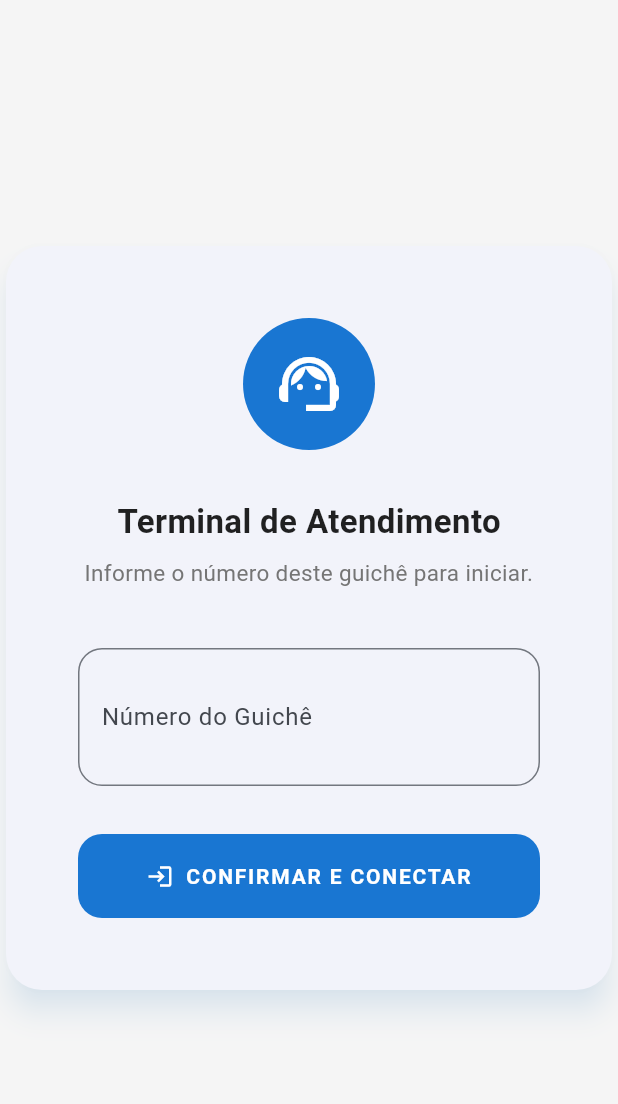
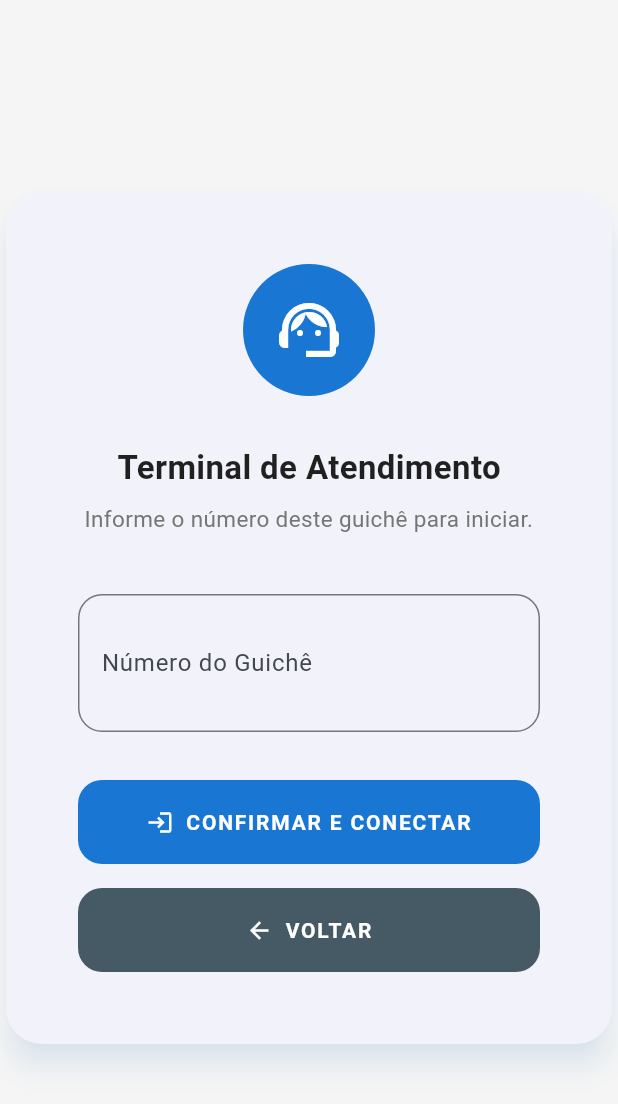
Before and after one commit to CarlosYanBezerraVieira/sase-system, a Flutter app: the TaConfigView screen opened by its route, on a phone screen of 412 x 824 dp. Shown: the top 1104 px of the screen. Run offline on Flutter 3.47's test engine with Material 3 defaults, Android fonts, the light colour scheme and no system bars; our stand-ins replace audioplayers, get.

Commit message:
refactor(client): centraliza widgets do ta

```diff
--- /dev/null
+++ b/sase_client/lib/core/ui/widgets/sase_form_action_button.dart
@@ -0,0 +1,42 @@
+import 'package:flutter/material.dart';
+
+/// Botão padronizado para ações principais de formulários do SASE.
+class SaseFormActionButton extends StatelessWidget {
+  final String label;
+  final IconData icon;
+  final Color backgroundColor;
+  final VoidCallback onPressed;
+
+  const SaseFormActionButton({
+    super.key,
+    required this.label,
+    required this.icon,
+    required this.backgroundColor,
+    required this.onPressed,
+  });
+
+  @override
+  Widget build(BuildContext context) {
+    return SizedBox(
+      width: double.infinity,
+      child: FilledButton.icon(
+        onPressed: onPressed,
+        icon: Icon(icon),
+        label: Text(
+          label,
+          style: const TextStyle(
+            fontWeight: FontWeight.bold,
+            letterSpacing: 1.2,
+          ),
+        ),
+        style: FilledButton.styleFrom(
+          backgroundColor: backgroundColor,
+          padding: const EdgeInsets.symmetric(vertical: 18),
+          shape: RoundedRectangleBorder(
+            borderRadius: BorderRadius.circular(16),
+          ),
+        ),
+      ),
+    );
+  }
+}
--- /dev/null
+++ b/sase_client/lib/core/ui/widgets/sase_form_text_field.dart
@@ -0,0 +1,51 @@
+import 'package:flutter/material.dart';
+
+/// Campo de formulário padronizado para entradas simples do SASE.
+class SaseFormTextField extends StatelessWidget {
+  final TextEditingController controller;
+  final String labelText;
+  final String hintText;
+  final String? Function(String?) validator;
+  final TextInputType keyboardType;
+  final TextAlign textAlign;
+  final Color accentColor;
+
+  const SaseFormTextField({
+    super.key,
+    required this.controller,
+    required this.labelText,
+    required this.hintText,
+    required this.validator,
+    required this.keyboardType,
+    required this.textAlign,
+    required this.accentColor,
+  });
+
+  @override
+  Widget build(BuildContext context) {
+    return TextFormField(
+      controller: controller,
+      keyboardType: keyboardType,
+      textAlign: textAlign,
+      style: const TextStyle(
+        fontSize: 40,
+        fontWeight: FontWeight.bold,
+      ),
+      decoration: InputDecoration(
+        labelText: labelText,
+        hintText: hintText,
+        border: OutlineInputBorder(
+          borderRadius: BorderRadius.circular(16),
+        ),
+        focusedBorder: OutlineInputBorder(
+          borderRadius: BorderRadius.circular(16),
+          borderSide: BorderSide(
+            color: accentColor,
+            width: 2,
+          ),
+        ),
+      ),
+      validator: validator,
+    );
+  }
+}
--- a/sase_client/lib/modules/ta/ta_config_view.dart
+++ b/sase_client/lib/modules/ta/ta_config_view.dart
@@ -1,6 +1,8 @@
 import 'package:flutter/material.dart';
 import 'package:get/get.dart';
 import 'package:sase_client/core/constants/app_constants.dart';
+import 'package:sase_client/core/ui/widgets/sase_form_action_button.dart';
+import 'package:sase_client/core/ui/widgets/sase_form_text_field.dart';
 import 'package:sase_client/modules/ta/ta_controller.dart';
 
 /// Tela de configuração inicial do Terminal de Atendimento.
@@ -65,29 +67,10 @@ class TaConfigView extends GetView<TaController> {
                     ),
                     const SizedBox(height: 40),
 
-                    // Campo de número do guichê
-                    TextFormField(
+                    SaseFormTextField(
                       controller: mesaController,
-                      keyboardType: TextInputType.number,
-                      textAlign: TextAlign.center,
-                      style: const TextStyle(
-                        fontSize: 40,
-                        fontWeight: FontWeight.bold,
-                      ),
-                      decoration: InputDecoration(
                       labelText: 'Número do Guichê',
                       hintText: '1',
-                        border: OutlineInputBorder(
-                          borderRadius: BorderRadius.circular(16),
-                        ),
-                        focusedBorder: OutlineInputBorder(
-                          borderRadius: BorderRadius.circular(16),
-                          borderSide: BorderSide(
-                            color: Colors.blue[700]!,
-                            width: 2,
-                          ),
-                        ),
-                      ),
                       validator: (value) {
                         if (value == null || value.isEmpty) {
                           return 'Por favor, informe o número do guichê.';
@@ -98,13 +81,17 @@ class TaConfigView extends GetView<TaController> {
                         }
                         return null;
                       },
+                      keyboardType: TextInputType.number,
+                      textAlign: TextAlign.center,
+                      accentColor: Colors.blue[700]!,
                     ),
                     const SizedBox(height: 32),
 
                     // Botão Confirmar
-                    SizedBox(
-                      width: double.infinity,
-                      child: FilledButton.icon(
+                    SaseFormActionButton(
+                      label: 'CONFIRMAR E CONECTAR',
+                      icon: Icons.login,
+                      backgroundColor: Colors.blue[700]!,
                       onPressed: () async {
                         if (formKey.currentState!.validate()) {
                           final mesa = int.parse(mesaController.text);
@@ -112,22 +99,13 @@ class TaConfigView extends GetView<TaController> {
                           Get.toNamed(AppConstants.routeTaAtendimento);
                         }
                       },
-                        icon: const Icon(Icons.login),
-                        label: const Text(
-                          'CONFIRMAR E CONECTAR',
-                          style: TextStyle(
-                            fontWeight: FontWeight.bold,
-                            letterSpacing: 1.2,
                     ),
-                        ),
-                        style: FilledButton.styleFrom(
-                          backgroundColor: Colors.blue[700],
-                          padding: const EdgeInsets.symmetric(vertical: 18),
-                          shape: RoundedRectangleBorder(
-                            borderRadius: BorderRadius.circular(16),
-                          ),
-                        ),
-                      ),
+                    const SizedBox(height: 16),
+                    SaseFormActionButton(
+                      label: 'VOLTAR',
+                      icon: Icons.arrow_back,
+                      backgroundColor: Colors.blueGrey[700]!,
+                      onPressed: () => Get.back(),
                     ),
                   ],
                 ),
--- a/sase_client/lib/modules/ta/ta_controller.dart
+++ b/sase_client/lib/modules/ta/ta_controller.dart
@@ -24,6 +24,8 @@ class TaController extends GetxController {
 
   // Senha atualmente sendo atendida.
   final RxString senhaAtual = '---'.obs;
+
+  bool get isPrioritaria => senhaAtual.startsWith('P');
 
   /// Salva o número do guichê e inicia a conexão com o servidor.
   Future<void> configurarEConectar(int mesa) async {
--- a/sase_client/lib/modules/ta/ta_view.dart
+++ b/sase_client/lib/modules/ta/ta_view.dart
@@ -1,10 +1,9 @@
 import 'package:flutter/material.dart';
 import 'package:get/get.dart';
 import 'package:sase_client/core/ui/widgets/sase_button.dart';
-import 'package:sase_client/core/ui/widgets/sase_fila_vazia_widget.dart';
 import 'package:sase_client/core/ui/widgets/sase_header.dart';
-import 'package:sase_client/core/ui/widgets/sase_senha_display.dart';
 import 'package:sase_client/modules/ta/ta_controller.dart';
+import 'package:sase_client/modules/ta/widgets/ta_painel_central.dart';
 
 /// Tela principal do Terminal de Atendimento (TA).
 ///
@@ -27,19 +26,15 @@ class TaView extends GetView<TaController> {
             child: Column(
               mainAxisAlignment: MainAxisAlignment.center,
               children: [
-                // Painel central — alterna entre senha, aguardando ou fila vazia.
                 AnimatedSwitcher(
                   duration: const Duration(milliseconds: 400),
                   transitionBuilder: (child, animation) => FadeTransition(
                     opacity: animation,
                     child: ScaleTransition(scale: animation, child: child),
                   ),
-                  child: _buildPainelCentral(),
+                  child: const TaPainelCentral(),
                 ),
-
                 const SizedBox(height: 64),
-
-                // Botão de chamar sempre visível.
                 SizedBox(
                   width: 480,
                   height: 140,
@@ -57,30 +52,4 @@ class TaView extends GetView<TaController> {
       );
     });
   }
-
-  Widget _buildPainelCentral() {
-    switch (controller.estado.value) {
-      case EstadoTa.atendendo:
-        final senha = controller.senhaAtual.value;
-        // Define cor baseada no tipo de senha (P = laranja, N = azul)
-        final isPrioritaria = senha.startsWith('P');
-        return SaseSenhaDisplay(
-          key: ValueKey(senha),
-          senha: senha,
-          subtitulo: isPrioritaria ? 'Atendimento Prioritário' : 'Atendimento Normal',
-          corDestaque: isPrioritaria ? Colors.orange[800]! : Colors.blue[700]!,
-        );
-
-      case EstadoTa.filaVazia:
-        return const SaseFilaVaziaWidget(key: ValueKey('fila_vazia'));
-
-      case EstadoTa.aguardando:
-        return SaseSenhaDisplay(
-          key: const ValueKey('aguardando'),
-          senha: '---',
-          subtitulo: 'Aguardando',
-          corDestaque: Colors.grey[500]!,
-        );
-    }
-  }
 }
--- /dev/null
+++ b/sase_client/lib/modules/ta/widgets/ta_painel_central.dart
@@ -0,0 +1,38 @@
+import 'package:flutter/material.dart';
+import 'package:get/get.dart';
+import 'package:sase_client/core/ui/widgets/sase_fila_vazia_widget.dart';
+import 'package:sase_client/core/ui/widgets/sase_senha_display.dart';
+import 'package:sase_client/modules/ta/ta_controller.dart';
+
+/// Painel central do TA, alternando entre senha, fila vazia e aguardando.
+class TaPainelCentral extends GetView<TaController> {
+  const TaPainelCentral({super.key});
+
+  @override
+  Widget build(BuildContext context) {
+    switch (controller.estado.value) {
+      case EstadoTa.atendendo:
+        final senha = controller.senhaAtual.value;
+        final isPrioritaria = controller.isPrioritaria;
+        return SaseSenhaDisplay(
+          key: ValueKey(senha),
+          senha: senha,
+          subtitulo: isPrioritaria
+              ? 'Atendimento Prioritário'
+              : 'Atendimento Normal',
+          corDestaque: isPrioritaria ? Colors.orange[800]! : Colors.blue[700]!,
+        );
+
+      case EstadoTa.filaVazia:
+        return const SaseFilaVaziaWidget(key: ValueKey('fila_vazia'));
+
+      case EstadoTa.aguardando:
+        return SaseSenhaDisplay(
+          key: const ValueKey('aguardando'),
+          senha: '---',
+          subtitulo: 'Aguardando',
+          corDestaque: Colors.grey[500]!,
+        );
+    }
+  }
+}
```
Lines whose indentation alone changed are shown as unchanged.
